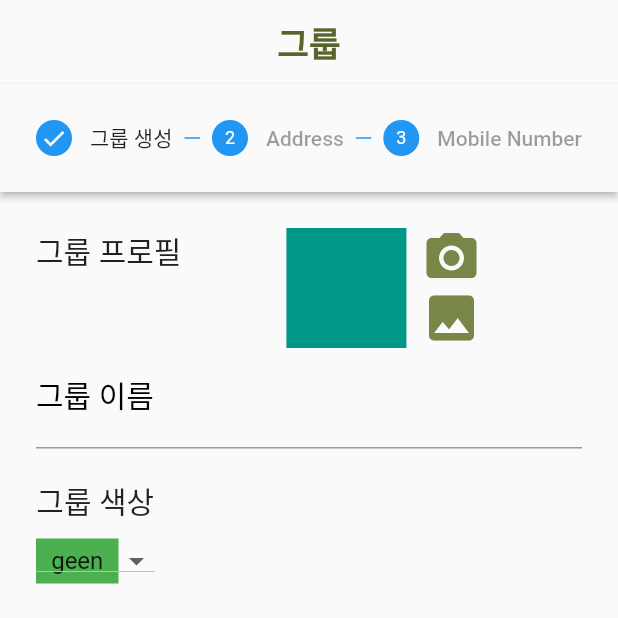
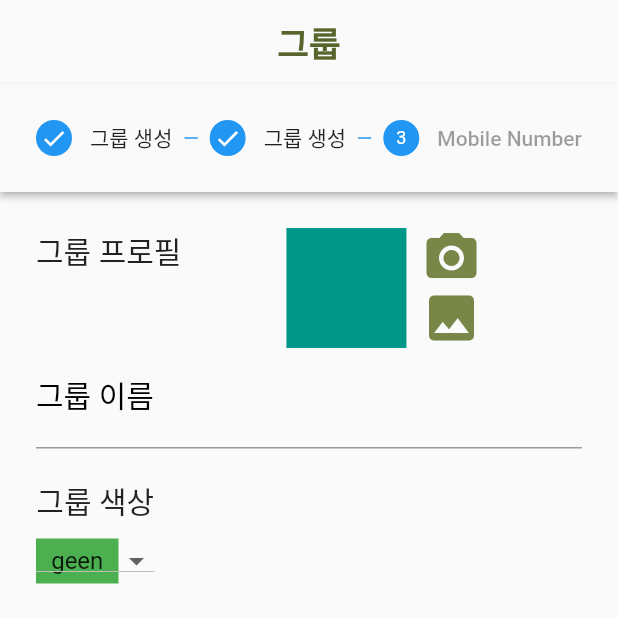
Before and after one commit to cej3827/ummmm, a Flutter app: the groupCreate screen opened directly, on a phone screen of 412 x 824 dp, the top half of it. Run offline on Flutter 3.47's test engine with Material 2 defaults, Android fonts, the phone set to English and light mode, and no system bars; our stand-ins replace table_calendar, timer_builder; Roboto replaces fonts that are missing (cafe).

Commit message:
[front] ㅎㅎ

```diff
--- a/newflutter/lib/groupcreate.dart
+++ b/newflutter/lib/groupcreate.dart
@@ -114,22 +114,66 @@ class _groupCreateState extends State<groupCreate> {
 
                   ),
                   Step(
-                    title: new Text('Address'),
+                    title: new Text('그룹 생성'),
                     content: Column(
                       children: <Widget>[
-                        TextFormField(
-                          decoration: InputDecoration(labelText: 'Home Address'),
+                        Row(
+                          crossAxisAlignment: CrossAxisAlignment.start,
+                          children: [
+                            Text('그룹 프로필',style: TextStyle(fontSize: 20),),
+                            SizedBox(width: 70,),
+                            Container(width: 80,height: 80,color: Colors.teal,),
+                            SizedBox(width: 10,),
+                            Column(
+                              children: [
+                                Icon(Icons.camera_alt,size: 40,),
+                                Icon(Icons.image,size: 40,)
+                              ],
+                            )
+                          ],
                         ),
                         TextFormField(
-                          decoration: InputDecoration(labelText: 'Postcode'),
+                          decoration: InputDecoration(labelStyle: TextStyle(color: Colors.black,fontSize: 20),labelText: '그룹 이름', hintText: '그룹 이름 입력'),
+                        ),
+                        SizedBox(height: 20,),
+                        Container(
+                            padding: EdgeInsets.fromLTRB(0, 0, 285, 0),
+                            child: Column(
+                              children: [
+                                Text('그룹 색상',style: TextStyle(fontSize: 20),),
+                                SizedBox(height: 10,),
+                                Container(
+                                  width: 200, height: 30,
+                                  //color: _selectedValue.color,
+                                  child: DropdownButton(
+                                    isExpanded: true,
+                                    value: _selectedValue,
+                                    items: _colorList.map<DropdownMenuItem<ColorItem>>(
+                                            (ColorItem item) => DropdownMenuItem<ColorItem>(
+                                          value: item,
+                                          child: Container(
+                                            alignment: Alignment.center,
+                                            //constraints: BoxConstraints(minHeight: 48.0),
+                                            color: item.color,
+                                            child: Text(item.name),
+                                          ),
+                                        ))
+                                        .toList(),
+                                    onChanged: (ColorItem? value)=>
+                                        setState(() => _selectedValue = value!),
+                                  ),
+                                )
+                              ],
+                            )
                         ),
                         SizedBox(height: 50,)
                       ],
                     ),
                     isActive: _currentStep >= 0,
-                    state: _currentStep >= 1
+                    state: _currentStep >= 0
                         ? StepState.complete
                         : StepState.disabled,
+
                   ),
                   Step(
                     title: new Text('Mobile Number'),
```
